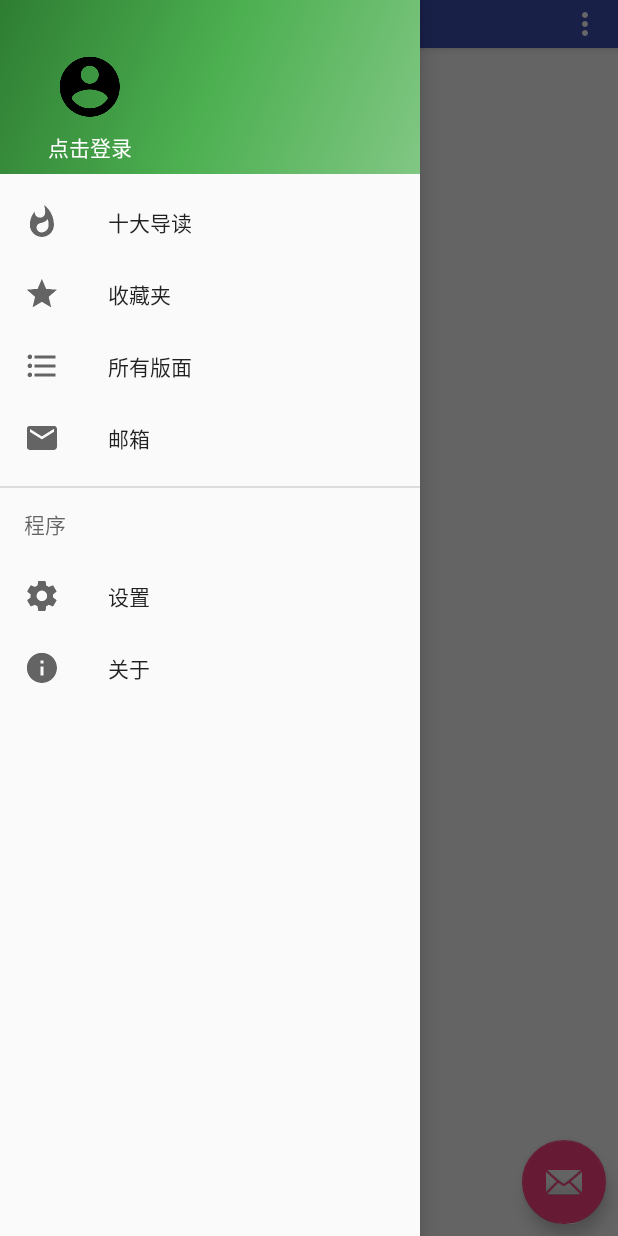
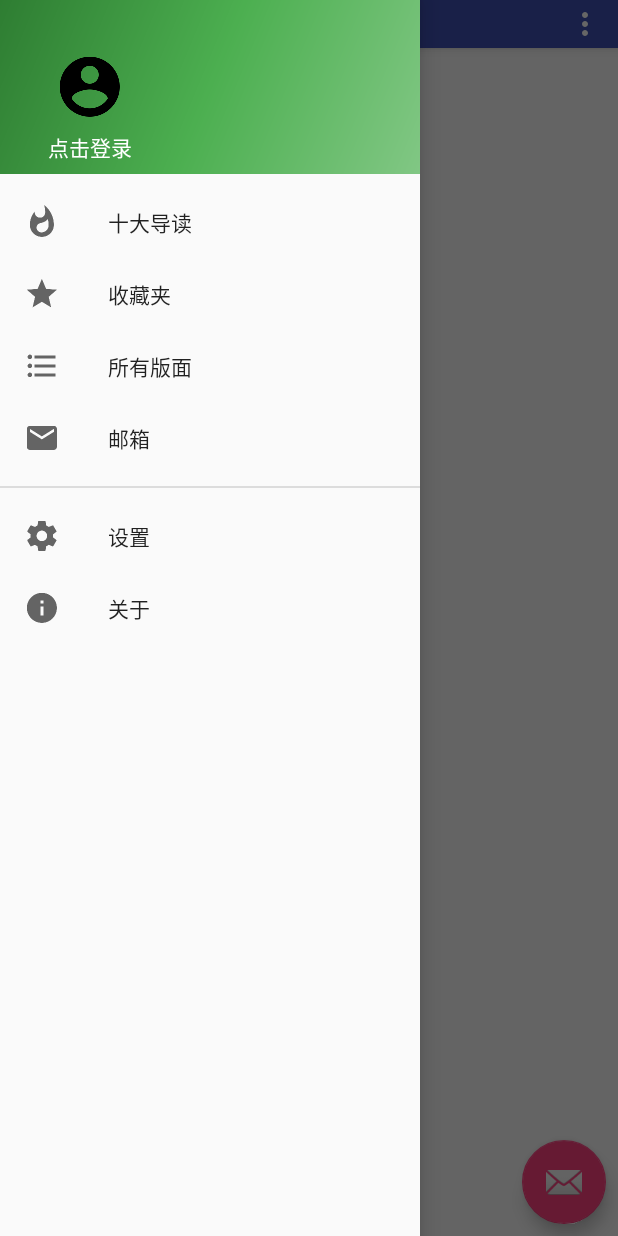
Before and after one commit to zfdang/zSMTH-Android, an Android app: the screen it shows after launch (MainActivity), with the side drawer open, on a phone screen of 412 x 824 dp. Run offline under Robolectric (Android 15) with nearby library versions, the phone set to English and light mode, and no system bars; libraries missing offline, so code that uses them is left out: com.umeng.analytics, retrofit2.adapter.rxjava, rx.android.schedulers, rx.functions, rx.schedulers; 6 statements that could not run were skipped.

Commit message:
change drawer menu layout

```diff
--- a/app/src/main/java/com/zfdang/zsmth_android/MainActivity.java
+++ b/app/src/main/java/com/zfdang/zsmth_android/MainActivity.java
@@ -230,7 +230,7 @@ public class MainActivity extends AppCompatActivity
     @Override
     public boolean onCreateOptionsMenu(Menu menu) {
         // Inflate the menu; this adds items to the action bar if it is present.
-        getMenuInflater().inflate(R.menu.main, menu);
+        getMenuInflater().inflate(R.menu.main_menu, menu);
         return true;
     }
 
--- a/app/src/main/res/layout/activity_login.xml
+++ b/app/src/main/res/layout/activity_login.xml
@@ -56,6 +56,7 @@
             android:layout_width="fill_parent"
             android:layout_height="wrap_content"
             android:longClickable="false"
+            android:inputType="textPassword"
             android:layout_below="@id/login_password_input"/>
 
         <!-- 登录 button -->
@@ -66,6 +67,7 @@
             android:text="@string/login_label_autologin"
             android:layout_alignBaseline="@+id/signin_button"
             android:layout_below="@id/password_edit"
+            android:checked="true"
             android:layout_marginRight="10dp"
             />
 
--- a/app/src/main/res/menu/activity_main_drawer.xml
+++ b/app/src/main/res/menu/activity_main_drawer.xml
@@ -1,7 +1,7 @@
 <?xml version="1.0" encoding="utf-8"?>
 <menu xmlns:android="http://schemas.android.com/apk/res/android">
 
-    <group android:checkableBehavior="single">
+    <group android:checkableBehavior="single" android:id="@+id/drawer_menu_group1">
         <item
             android:id="@+id/nav_guidance"
             android:icon="@drawable/ic_whatshot_black_48dp"
@@ -18,10 +18,10 @@
             android:id="@+id/nav_mail"
             android:icon="@drawable/ic_email_black_48dp"
             android:title="邮箱" />
+
     </group>
 
-    <item android:title="程序">
-        <menu>
+    <group android:checkableBehavior="single" android:id="@+id/drawer_menu_group2">
             <item
                 android:id="@+id/nav_setting"
                 android:icon="@drawable/ic_settings_black_48dp"
@@ -30,7 +30,6 @@
                 android:id="@+id/nav_about"
                 android:icon="@drawable/ic_info_black_48dp"
                 android:title="关于" />
-        </menu>
-    </item>
+    </group>
 
 </menu>
```
Also changed, not shown: app/src/main/res/menu/main_menu.xml (renamed from app/src/main/res/menu/main.xml).
